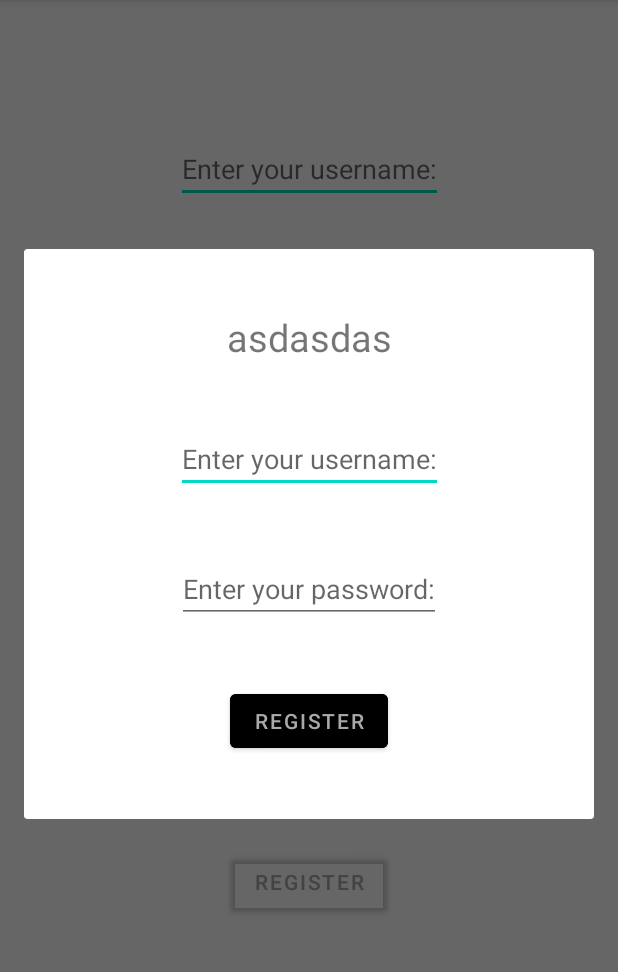
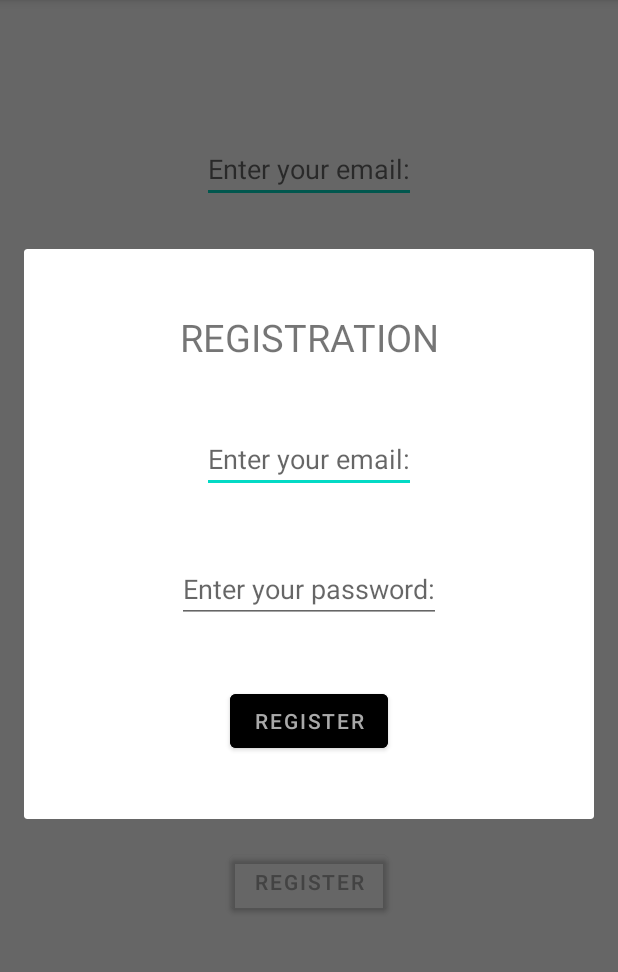
Before and after one commit to amilosevic11/GuessTheCountry, an Android app: the fragment RegisterDialog placed in its activity, after a tap on "REGISTER", on a phone screen of 412 x 824 dp, the part 84-1056 px from its top. Run offline under Robolectric (Android 15) with nearby library versions, the light colour scheme and no system bars; our stand-ins replace Firebase (no records; nobody signed in at launch, a user with empty details on screens opened directly).

Commit message:
Firebase support added

```diff
--- a/app/build.gradle
+++ b/app/build.gradle
@@ -1,6 +1,7 @@
 plugins {
     id 'com.android.application'
     id 'kotlin-android'
+    id 'com.google.gms.google-services'
 }
 
 android {
@@ -45,6 +46,7 @@ android {
 
 dependencies {
 
+    implementation 'com.google.firebase:firebase-auth:21.0.1'
     def koin_version= "3.0.1"
     implementation "io.insert-koin:koin-android:$koin_version"
 
--- a/app/src/main/AndroidManifest.xml
+++ b/app/src/main/AndroidManifest.xml
@@ -1,6 +1,10 @@
 <?xml version="1.0" encoding="utf-8"?>
 <manifest xmlns:android="http://schemas.android.com/apk/res/android"
     package="com.example.amilosevic.guessthecountry">
+
+    <uses-permission android:name="android.permission.INTERNET"/>
+    <uses-permission android:name="android.permission.CAMERA"/>
+    <uses-permission android:name="android.permission.READ_EXTERNAL_STORAGE"/>
 
     <application
         android:name=".GuessTheCountryApp"
--- a/app/src/main/java/com/example/amilosevic/guessthecountry/LoginActivity.kt
+++ b/app/src/main/java/com/example/amilosevic/guessthecountry/LoginActivity.kt
@@ -3,25 +3,38 @@ package com.example.amilosevic.guessthecountry
 import android.content.Intent
 import androidx.appcompat.app.AppCompatActivity
 import android.os.Bundle
+import android.util.Log
+import android.widget.Toast
 import com.example.amilosevic.guessthecountry.databinding.ActivityLoginBinding
+import com.example.amilosevic.guessthecountry.viewmodel.RegistrationViewModel
+import com.google.firebase.auth.FirebaseAuth
+import com.google.firebase.auth.FirebaseUser
+import com.google.firebase.ktx.Firebase
+import org.koin.androidx.viewmodel.ext.android.viewModel
 
 class LoginActivity : AppCompatActivity() {
 
+    private val viewModel by viewModel<RegistrationViewModel>()
     private lateinit var binding: ActivityLoginBinding
+    private lateinit var auth: FirebaseAuth
+
 
     override fun onCreate(savedInstanceState: Bundle?) {
         super.onCreate(savedInstanceState)
+        auth = FirebaseAuth.getInstance()
+
         binding = ActivityLoginBinding.inflate(layoutInflater).also {
-            val etUsername = it.etUsername
-            val etPassword = it.etPassword
+            val etEmail = it.etEmail.toString()
+            val etPassword = it.etPassword.toString()
+
             it.btnLogin.setOnClickListener {
+                viewModel.login(etEmail, etPassword)
                 val intent = Intent(this, PlayOrSeeResults::class.java)
-                intent.putExtra("username", etUsername.text.toString())
-                intent.putExtra("password", etPassword.text.toString())
                 startActivity(intent)
             }
+
             it.btnRegister.setOnClickListener {
-                RegisterDialog().show(supportFragmentManager, "Register Dialog")
+                RegisterDialog().show(supportFragmentManager, "registration")
             }
         }
         setContentView(binding.root)
--- a/app/src/main/java/com/example/amilosevic/guessthecountry/RegisterDialog.kt
+++ b/app/src/main/java/com/example/amilosevic/guessthecountry/RegisterDialog.kt
@@ -1,19 +1,18 @@
 package com.example.amilosevic.guessthecountry
 
-import android.app.AlertDialog
-import android.app.Dialog
-import android.content.Context
 import android.os.Bundle
 import android.view.LayoutInflater
 import android.view.View
 import android.view.ViewGroup
-import android.widget.Toast
 import androidx.fragment.app.DialogFragment
 import com.example.amilosevic.guessthecountry.databinding.RegisterDialogBinding
+import com.example.amilosevic.guessthecountry.viewmodel.RegistrationViewModel
+import org.koin.androidx.viewmodel.ext.android.viewModel
 
 class RegisterDialog : DialogFragment() {
 
     private lateinit var binding: RegisterDialogBinding
+    private val viewModel by viewModel<RegistrationViewModel>()
 
     override fun onCreateView(
         inflater: LayoutInflater,
@@ -22,10 +21,13 @@ class RegisterDialog : DialogFragment() {
     ): View {
 
         binding = RegisterDialogBinding.inflate(layoutInflater).also {
-            val tv = it.tvRegistration
+            val email = it.etEmailRegister.text.toString()
+            val password = it.etPasswordRegister.text.toString()
+
             it.btnRegisterUser.setOnClickListener {
-                tv.text = "asdasdas"
+                viewModel.register(email, password)
             }
+
         }
         return binding.root
     }
--- /dev/null
+++ b/app/src/main/java/com/example/amilosevic/guessthecountry/data/GuessTheCountryRepository.kt
@@ -0,0 +1,4 @@
+package com.example.amilosevic.guessthecountry.data
+
+class GuessTheCountryRepository {
+}
--- /dev/null
+++ b/app/src/main/java/com/example/amilosevic/guessthecountry/data/firebase/FirebaseService.kt
@@ -0,0 +1,33 @@
+package com.example.amilosevic.guessthecountry.data.firebase
+
+import android.util.Log
+import com.google.firebase.auth.FirebaseAuth
+import com.google.firebase.auth.FirebaseUser
+
+class FirebaseService(private val auth: FirebaseAuth) {
+
+    var isUserSigned: Boolean = false
+
+    fun register(email: String, password: String) {
+        auth.createUserWithEmailAndPassword(email, password).addOnCompleteListener {
+            if(it.isSuccessful)
+                Log.e("TAG", "Successful")
+        }
+    }
+
+    fun login(email: String, password: String) {
+        auth.signInWithEmailAndPassword(email, password).addOnCompleteListener {
+            if(it.isSuccessful) {
+                isUserSigned = true
+            }
+        }
+    }
+
+    fun isSigned(): Boolean {
+        return isUserSigned
+    }
+
+    fun getCurrentUser(): FirebaseUser? {
+        return auth.currentUser
+    }
+}
--- a/app/src/main/java/com/example/amilosevic/guessthecountry/di/KoinModules.kt
+++ b/app/src/main/java/com/example/amilosevic/guessthecountry/di/KoinModules.kt
@@ -1,11 +1,16 @@
 package com.example.amilosevic.guessthecountry.di
 
+import com.example.amilosevic.guessthecountry.data.User
+import com.example.amilosevic.guessthecountry.data.firebase.FirebaseService
+import com.example.amilosevic.guessthecountry.viewmodel.RegistrationViewModel
+import com.google.firebase.auth.FirebaseAuth
+import org.koin.androidx.viewmodel.dsl.viewModel
 import org.koin.dsl.module
 
 val appModule = module {
-
+    factory { User() }
 }
 
 val viewModelModule = module {
-
+    viewModel { RegistrationViewModel(FirebaseService(FirebaseAuth.getInstance())) }
 }
--- /dev/null
+++ b/app/src/main/java/com/example/amilosevic/guessthecountry/model/GuessTheCountry.kt
@@ -0,0 +1,3 @@
+package com.example.amilosevic.guessthecountry.model
+
+class GuessTheCountry {}
--- /dev/null
+++ b/app/src/main/java/com/example/amilosevic/guessthecountry/viewmodel/RegistrationViewModel.kt
@@ -0,0 +1,27 @@
+package com.example.amilosevic.guessthecountry.viewmodel
+
+import androidx.lifecycle.MutableLiveData
+import androidx.lifecycle.ViewModel
+import com.example.amilosevic.guessthecountry.data.User
+import com.example.amilosevic.guessthecountry.data.firebase.FirebaseService
+import com.google.firebase.auth.FirebaseUser
+
+class RegistrationViewModel(val auth: FirebaseService): ViewModel() {
+    private var user = MutableLiveData<User>()
+
+    fun register(email: String, password: String) {
+        auth.register(email, password)
+    }
+
+    fun login(email: String, password: String) {
+        auth.login(email, password)
+    }
+
+    fun isSigned(): Boolean {
+        return auth.isSigned()
+    }
+
+    fun getCurrentUser(): FirebaseUser? {
+        return auth.getCurrentUser()
+    }
+}
--- a/app/src/main/res/layout/activity_login.xml
+++ b/app/src/main/res/layout/activity_login.xml
@@ -7,14 +7,14 @@
     tools:context=".LoginActivity">
 
     <EditText
-        android:id="@+id/et_username"
+        android:id="@+id/et_email"
         android:layout_width="wrap_content"
         android:layout_height="wrap_content"
         app:layout_constraintStart_toStartOf="parent"
         app:layout_constraintEnd_toEndOf="parent"
         app:layout_constraintTop_toTopOf="parent"
         app:layout_constraintBottom_toTopOf="@id/et_password"
-        android:hint="Enter your username:"/>
+        android:hint="Enter your email:"/>
 
     <EditText
         android:id="@+id/et_password"
@@ -22,7 +22,7 @@
         android:layout_height="wrap_content"
         app:layout_constraintStart_toStartOf="parent"
         app:layout_constraintEnd_toEndOf="parent"
-        app:layout_constraintTop_toBottomOf="@id/et_username"
+        app:layout_constraintTop_toBottomOf="@id/et_email"
         app:layout_constraintBottom_toTopOf="@id/btn_login"
         android:hint="Enter your password:"
         android:inputType="textPassword"/>
--- a/app/src/main/res/layout/register_dialog.xml
+++ b/app/src/main/res/layout/register_dialog.xml
@@ -11,20 +11,30 @@
         app:layout_constraintStart_toStartOf="parent"
         app:layout_constraintEnd_toEndOf="parent"
         app:layout_constraintTop_toTopOf="parent"
-        app:layout_constraintBottom_toTopOf="@id/et_username_register"
+        app:layout_constraintBottom_toTopOf="@id/et_email_register"
         android:text="REGISTRATION"
-        android:textSize="25sp"
-        />
+        android:textSize="25sp"/>
+
+<!--    <ImageView-->
+<!--        android:id="@+id/iv_userPhoto"-->
+<!--        android:layout_width="90dp"-->
+<!--        android:layout_height="90dp"-->
+<!--        app:layout_constraintStart_toStartOf="parent"-->
+<!--        app:layout_constraintEnd_toEndOf="parent"-->
+<!--        app:layout_constraintTop_toBottomOf="@id/tv_registration"-->
+<!--        app:layout_constraintBottom_toTopOf="@id/et_username_register"-->
+<!--        android:src="@drawable/ic_launcher_background"-->
+<!--        android:layout_margin="5dp"/>-->
 
     <EditText
-        android:id="@+id/et_username_register"
+        android:id="@+id/et_email_register"
         android:layout_width="wrap_content"
         android:layout_height="wrap_content"
         app:layout_constraintStart_toStartOf="parent"
         app:layout_constraintEnd_toEndOf="parent"
         app:layout_constraintTop_toBottomOf="@id/tv_registration"
         app:layout_constraintBottom_toTopOf="@id/et_password_register"
-        android:hint="Enter your username:"/>
+        android:hint="Enter your email:"/>
 
     <EditText
         android:id="@+id/et_password_register"
@@ -32,7 +42,7 @@
         android:layout_height="wrap_content"
         app:layout_constraintStart_toStartOf="parent"
         app:layout_constraintEnd_toEndOf="parent"
-        app:layout_constraintTop_toBottomOf="@id/et_username_register"
+        app:layout_constraintTop_toBottomOf="@id/et_email_register"
         app:layout_constraintBottom_toTopOf="@id/btn_register_user"
         android:hint="Enter your password:"/>
 
```
Also changed, not shown: app/src/main/java/com/example/amilosevic/guessthecountry/PlayOrSeeResults.kt (+4 -4 lines), app/src/main/java/com/example/amilosevic/guessthecountry/data/User.kt (added, +8 -0 lines), app/src/main/java/com/example/amilosevic/guessthecountry/viewmodel/GuessTheCountryViewModel.kt (deleted, +0 -8 lines).
